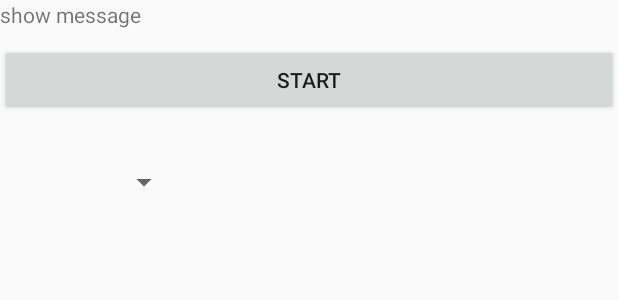
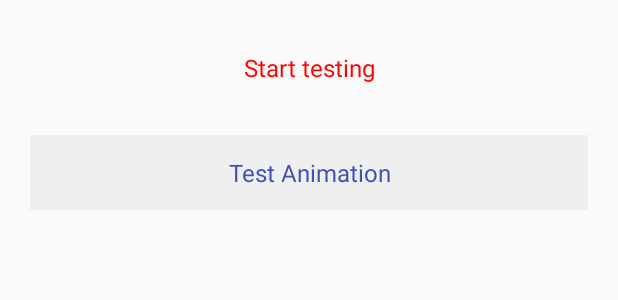
Before and after one commit to L444m/Collections, an Android app: the layout activity_main.xml on its own in the app's theme, with its tools: preview values and no code run, on a phone screen of 412 x 824 dp. Shown: the top 300 px of the screen. Run offline under Robolectric (Android 15) with nearby library versions, the phone set to English and light mode, and no system bars.

```diff
--- a/app/src/main/AndroidManifest.xml
+++ b/app/src/main/AndroidManifest.xml
@@ -9,7 +9,6 @@
         android:roundIcon="@mipmap/ic_launcher_round"
         android:supportsRtl="true"
         android:theme="@style/AppTheme">
-        <activity android:name=".AdapterActivity"></activity>
         <activity android:name=".MainActivity">
             <intent-filter>
                 <action android:name="android.intent.action.MAIN" />
@@ -20,6 +19,8 @@
         <activity android:name=".SecondActivity" />
         <activity android:name=".RecyclerActivity" />
         <activity android:name=".statusmode.StatusMode" />
+        <activity android:name=".AdapterActivity" />
+        <activity android:name=".AnimatorActivity"/>
     </application>
 
 </manifest>
--- a/app/src/main/res/layout/activity_main.xml
+++ b/app/src/main/res/layout/activity_main.xml
@@ -3,35 +3,31 @@
     android:id="@+id/ll_layout"
     android:layout_width="match_parent"
     android:layout_height="match_parent"
-    android:orientation="vertical">
+    android:orientation="vertical"
+    android:paddingLeft="20dp"
+    android:paddingRight="20dp">
 
     <TextView
-        android:id="@+id/tv_main_msg"
-        android:layout_width="wrap_content"
-        android:layout_height="wrap_content"
-        android:text="show message" />
+        android:id="@+id/tv_main_info"
+        android:layout_width="match_parent"
+        android:layout_height="50dp"
+        android:layout_marginTop="20dp"
+        android:gravity="center"
+        android:text="Start testing"
+        android:textSize="16sp"
+        android:textColor="@color/red"/>
 
-    <Button
-        android:id="@+id/btn_main_start"
+    <TextView
+        android:id="@+id/tv_main_start_animator"
         android:layout_width="match_parent"
-        android:layout_height="wrap_content"
-        android:layout_marginTop="10dp"
-        android:text="start" />
+        android:layout_height="50dp"
+        android:layout_marginTop="20dp"
+        android:background="@color/grey"
+        android:gravity="center"
+        android:text="Test Animation"
+        android:textColor="@color/colorPrimary"
+        android:textSize="16sp" />
 
-    <com.liamma.collections.widget.CustomSpinner
-        android:id="@+id/sp_main_spinner"
-        android:layout_width="wrap_content"
-        android:layout_height="wrap_content"
-        android:layout_marginStart="30dp"
-        android:layout_marginTop="30dp"
-        android:minWidth="90dp"
-        android:minHeight="28dp" />
 
-    <androidx.recyclerview.widget.RecyclerView
-        android:id="@+id/rv_main_list"
-        android:layout_width="match_parent"
-        android:layout_height="wrap_content"
-        android:layout_marginLeft="15dp"
-        android:layout_marginRight="15dp" />
 
 </LinearLayout>
```
Also changed, not shown: app/src/main/java/com/liamma/collections/AnimatorActivity.java (added, +175 -0 lines), app/src/main/java/com/liamma/collections/CustomIndicator.java (added, +49 -0 lines), app/src/main/java/com/liamma/collections/MainActivity.java (+18 -89 lines), app/src/main/java/com/liamma/collections/Utils.java (added, +15 -0 lines), app/src/main/res/drawable/bg_round_blue.xml (added, +8 -0 lines), app/src/main/res/drawable/bg_round_blue_stroke.xml (added, +11 -0 lines), app/src/main/res/layout/activity_animator.xml (added, +51 -0 lines).
